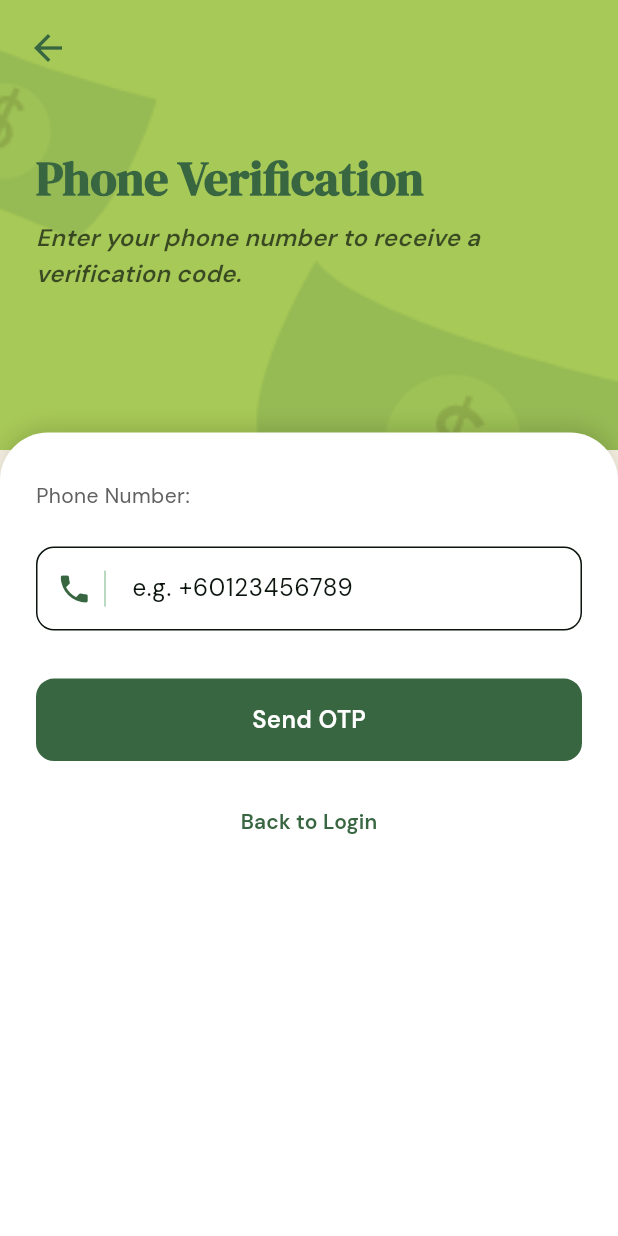
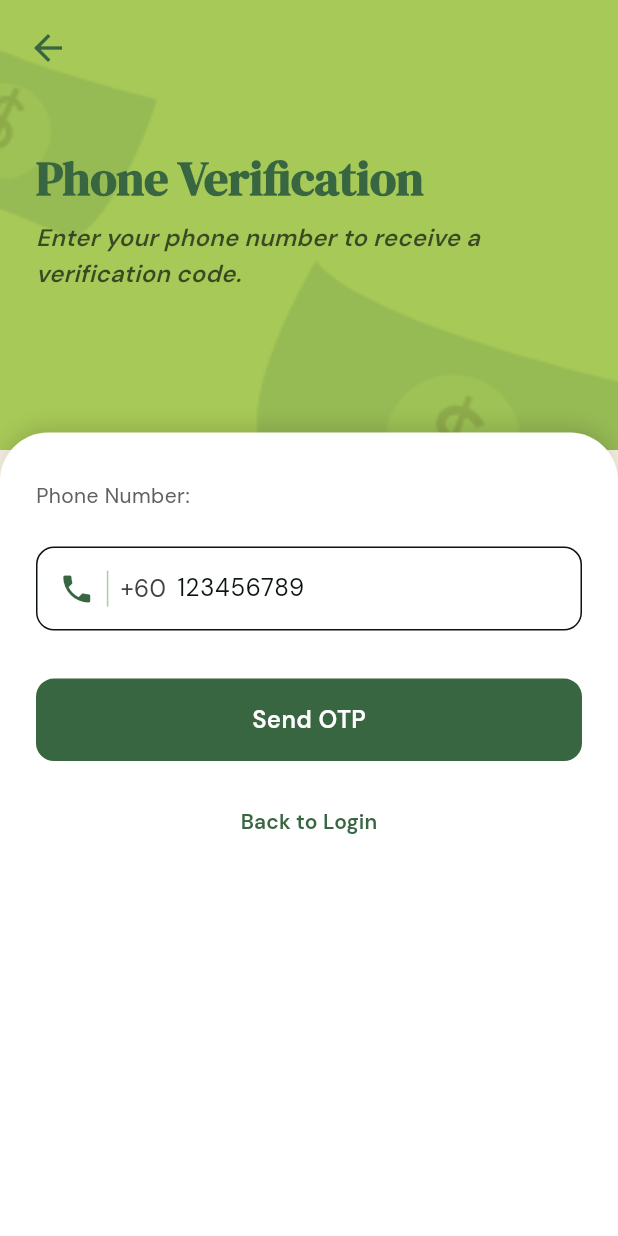
Before and after one commit to vinky0813/tolak_tax, a Flutter app: the PhoneNumberInputScreen screen opened by its route, on a phone screen of 412 x 824 dp. Run offline on Flutter 3.47's test engine with Material 3 defaults, Android fonts, the phone set to English and light mode, and no system bars; our stand-ins replace firebase_auth, firebase_core, flutter_svg, google_sign_in; missing offline and left inert: flutter_facebook_auth; accounts and stored records are empty.

Commit message:
Added Transitions, Updated Phone Number Input Screen

```diff
--- a/lib/screens/phone_number_input_screen.dart
+++ b/lib/screens/phone_number_input_screen.dart
@@ -3,6 +3,7 @@ import 'dart:developer';
 import 'package:firebase_auth/firebase_auth.dart';
 import 'package:flutter/material.dart';
 import 'package:tolak_tax/services/auth_service.dart';
+import 'package:tolak_tax/widgets/back_button.dart';
 import 'package:tolak_tax/widgets/login_textfield.dart';
 import '../utils/validators.dart';
 
@@ -27,7 +28,8 @@ class _PhoneNumberInputScreenState extends State<PhoneNumberInputScreen> {
 
   Future<void> _handleSendOTP() async {
     if (_formKey.currentState!.validate()) {
-      final phoneNumber = _phoneNumberController.text.trim();
+      final rawPhoneNumebr = _phoneNumberController.text.trim();
+      final phoneNumber = '+60$rawPhoneNumebr';
       print("Send OTP to: $phoneNumber");
 
       showDialog(
@@ -73,6 +75,7 @@ class _PhoneNumberInputScreenState extends State<PhoneNumberInputScreen> {
   Widget build(BuildContext context) {
     final theme = Theme.of(context);
     final screenHeight = MediaQuery.of(context).size.height;
+    final colorScheme = theme.colorScheme;
 
     return Scaffold(
       body: Stack(
@@ -88,16 +91,7 @@ class _PhoneNumberInputScreenState extends State<PhoneNumberInputScreen> {
             ),
           ),
 
-          SafeArea(
-            child: Padding(
-              padding: const EdgeInsets.only(left: 8, top: 8),
-              child: IconButton(
-                icon: Icon(Icons.arrow_back, color: theme.colorScheme.primary, size: 28),
-                onPressed: () => Navigator.pop(context),
-                tooltip: "Back",
-              ),
-            ),
-          ),
+          BackButtonWidget(),
 
           Positioned(
             top: screenHeight * 0.12,
@@ -157,13 +151,49 @@ class _PhoneNumberInputScreenState extends State<PhoneNumberInputScreen> {
                         ),
                       ),
                       const SizedBox(height: 24),
-                      LoginTextField(
+                      TextFormField(
                         controller: _phoneNumberController,
-                        label: "e.g. +60123456789",
-                        icon: Icons.phone,
                         keyboardType: TextInputType.phone,
                         validator: validatePhoneNumber,
+                        decoration: InputDecoration(
+                          labelText: "123456789",
+                          labelStyle: TextStyle(
+                            fontFamily: "DMSans",
+                          ),
+                          filled: true,
+                          fillColor: Colors.white,
+                          prefixIcon: Container(
+                            width: 90,
+                            padding: const EdgeInsets.only(left: 12),
+                            child: Row(
+                              mainAxisAlignment: MainAxisAlignment.center,
+                              children: [
+                                Icon(Icons.phone, color: colorScheme.primary),
+                                Container(
+                                  height: 24,
+                                  width: 1,
+                                  margin: const EdgeInsets.symmetric(horizontal: 8),
+                                  color: colorScheme.outline,
+                                ),
+                                Text(
+                                  '+60',
+                                  style: TextStyle(
+                                    fontSize: 16,
+                                    color: Colors.grey[800],
+                                    fontWeight: FontWeight.w500,
+                                  ),
+                                ),
+                              ],
+                            ),
+                          ),
+                          border: OutlineInputBorder(
+                            borderRadius: BorderRadius.circular(12),
+                            borderSide: BorderSide(color: colorScheme.outline),
+                          ),
+                        ),
                       ),
+
+
                       const SizedBox(height: 32),
                       SizedBox(
                         width: double.infinity,
@@ -192,7 +222,7 @@ class _PhoneNumberInputScreenState extends State<PhoneNumberInputScreen> {
                       Center(
                         child: TextButton(
                           onPressed: () {
-                            Navigator.pushReplacementNamed(context, '/login');
+                            Navigator.pop(context);
                           },
                           child: const Text("Back to Login"),
                         ),
--- a/lib/screens/splash_screen.dart
+++ b/lib/screens/splash_screen.dart
@@ -21,9 +21,9 @@ class _SplashScreenState extends State<SplashScreen> {
     final user = FirebaseAuth.instance.currentUser;
 
     if (user != null) {
-      Navigator.of(context).pushReplacementNamed('/home');
+      Navigator.of(context).pushReplacementNamed('/splash-to-home');
     } else {
-      Navigator.of(context).pushReplacementNamed('/login');
+      Navigator.of(context).pushReplacementNamed('/splash-to-login');
     }
   }
 
--- a/lib/utils/validators.dart
+++ b/lib/utils/validators.dart
@@ -21,7 +21,7 @@ String? validatePhoneNumber(String? value) {
     return 'Phone number is required';
   }
 
-  final pattern = RegExp(r'^\+601[0-46-9]\d{7,8}$');
+  final pattern = RegExp(r'^1[0-46-9]\d{7,8}$');
 
   if (!pattern.hasMatch(value.trim())) {
     return 'Enter a valid Malaysian phone number';
--- /dev/null
+++ b/lib/widgets/back_button.dart
@@ -0,0 +1,22 @@
+import 'package:flutter/material.dart';
+
+class BackButtonWidget extends StatelessWidget {
+  const BackButtonWidget({Key? key}) : super(key: key);
+
+  @override
+  Widget build(BuildContext context) {
+    final theme = Theme.of(context);
+
+    return SafeArea(
+      child: Padding(
+        padding: const EdgeInsets.only(left: 8, top: 8),
+        child: IconButton(
+          icon: Icon(Icons.arrow_back,
+              color: theme.colorScheme.primary, size: 28),
+          onPressed: () => Navigator.pop(context),
+          tooltip: "Back",
+        ),
+      ),
+    );
+  }
+}
```
Also changed, not shown: lib/main.dart (+13 -8 lines), lib/screens/forgot_password_screen.dart (+2 -10 lines), lib/screens/otp_verification_screen.dart (+2 -11 lines), lib/screens/reset_password_screen.dart (+2 -10 lines), lib/screens/signup_screen.dart (+2 -12 lines), lib/utils/transitions.dart (added, +75 -0 lines).
